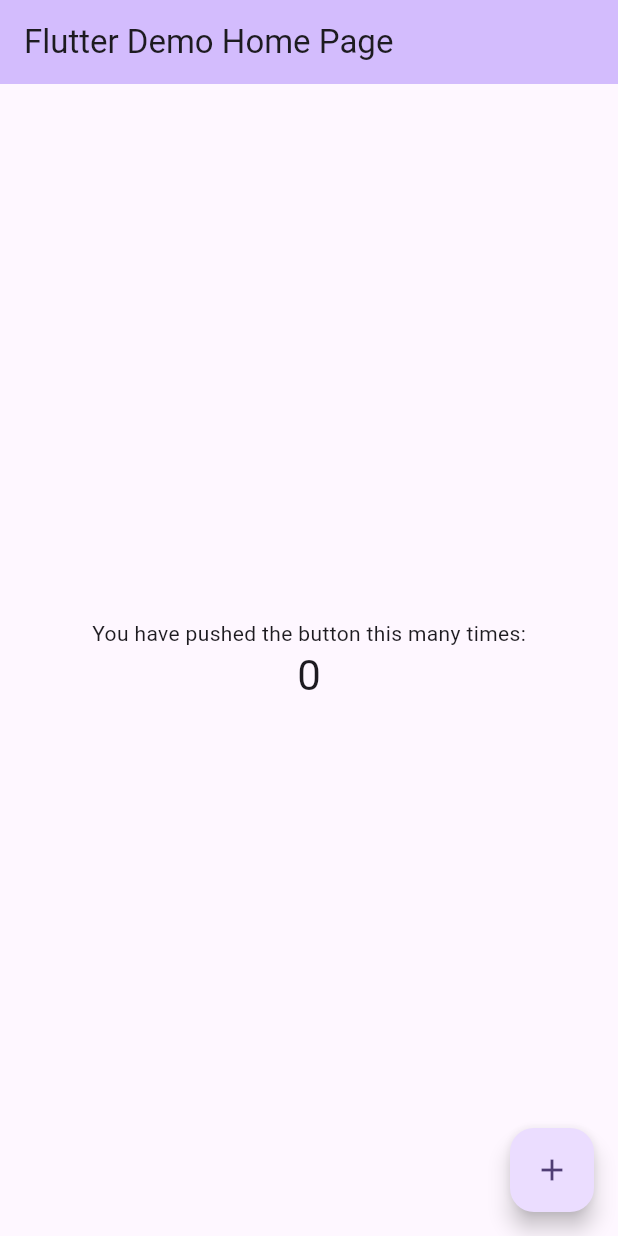
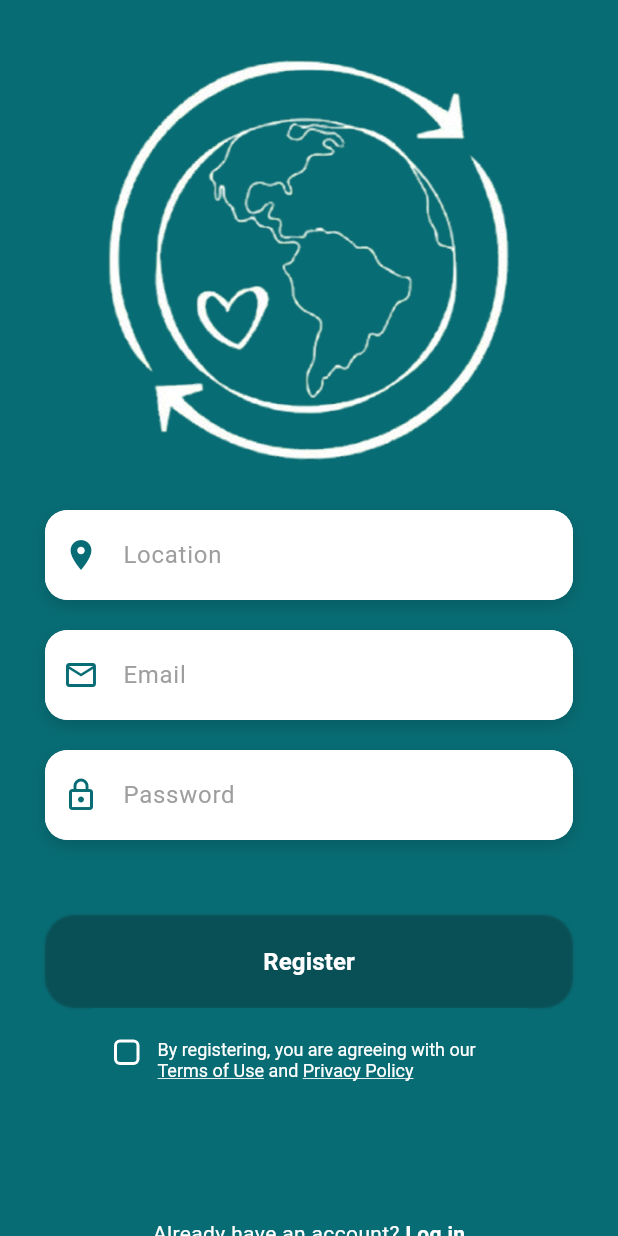
Before and after one commit to vouchheang/trash_squad, a Flutter app: the screen it shows after launch, on a phone screen of 412 x 824 dp. Run offline on Flutter 3.47's test engine with Material 3 defaults, Android fonts, the light colour scheme and no system bars; project files that could hold a hidden picture were left out.

Commit message:
register screen

```diff
--- /dev/null
+++ b/lib/components/form.dart
@@ -0,0 +1,47 @@
+import 'package:flutter/material.dart';
+
+class FormregisterWithShadow extends StatelessWidget {
+  final String hintText;
+  final Icon iconPath;
+
+  const FormregisterWithShadow({
+    super.key,
+    required this.hintText,
+    required this.iconPath,
+  });
+
+  @override
+  Widget build(BuildContext context) {
+    return Container(
+      margin: const EdgeInsets.symmetric(horizontal: 30),
+      decoration: BoxDecoration(
+        color: Colors.white,
+        borderRadius: BorderRadius.circular(15),
+        boxShadow: [
+          BoxShadow(
+            // ignore: deprecated_member_use
+            color: Colors.black.withOpacity(0.15),
+            spreadRadius: 0,
+            blurRadius: 8,
+            offset: const Offset(0, 4),
+          ),
+        ],
+      ),
+      child: TextField(
+        decoration: InputDecoration(
+          prefixIcon: iconPath,
+          prefixIconColor: const Color(0xFF086C74),
+          hintText: hintText,
+          hintStyle: const TextStyle(color: Color(0xFF9E9E9E)),
+          border: OutlineInputBorder(
+            borderRadius: BorderRadius.circular(15),
+            borderSide: BorderSide.none,
+          ),
+          filled: true,
+          fillColor: Colors.white,
+          contentPadding: const EdgeInsets.symmetric(vertical: 18),
+        ),
+      ),
+    );
+  }
+}
--- a/lib/main.dart
+++ b/lib/main.dart
@@ -1,4 +1,5 @@
 import 'package:flutter/material.dart';
+import 'package:trash_squad/screens/register.dart';
 
 void main() {
   runApp(const MyApp());
@@ -7,116 +8,12 @@ void main() {
 class MyApp extends StatelessWidget {
   const MyApp({super.key});
 
-  // This widget is the root of your application.
   @override
   Widget build(BuildContext context) {
     return MaterialApp(
       title: 'Flutter Demo',
-      theme: ThemeData(
-        // This is the theme of your application.
-        //
-        // TRY THIS: Try running your application with "flutter run". You'll see
-        // the application has a purple toolbar. Then, without quitting the app,
-        // try changing the seedColor in the colorScheme below to Colors.green
-        // and then invoke "hot reload" (save your changes or press the "hot
-        // reload" button in a Flutter-supported IDE, or press "r" if you used
-        // the command line to start the app).
-        //
-        // Notice that the counter didn't reset back to zero; the application
-        // state is not lost during the reload. To reset the state, use hot
-        // restart instead.
-        //
-        // This works for code too, not just values: Most code changes can be
-        // tested with just a hot reload.
-        colorScheme: ColorScheme.fromSeed(seedColor: Colors.deepPurple),
-      ),
-      home: const MyHomePage(title: 'Flutter Demo Home Page'),
+      debugShowCheckedModeBanner: false,
+      home: const Register(),
     );
   }
 }
-
-class MyHomePage extends StatefulWidget {
-  const MyHomePage({super.key, required this.title});
-
-  // This widget is the home page of your application. It is stateful, meaning
-  // that it has a State object (defined below) that contains fields that affect
-  // how it looks.
-
-  // This class is the configuration for the state. It holds the values (in this
-  // case the title) provided by the parent (in this case the App widget) and
-  // used by the build method of the State. Fields in a Widget subclass are
-  // always marked "final".
-
-  final String title;
-
-  @override
-  State<MyHomePage> createState() => _MyHomePageState();
-}
-
-class _MyHomePageState extends State<MyHomePage> {
-  int _counter = 0;
-
-  void _incrementCounter() {
-    setState(() {
-      // This call to setState tells the Flutter framework that something has
-      // changed in this State, which causes it to rerun the build method below
-      // so that the display can reflect the updated values. If we changed
-      // _counter without calling setState(), then the build method would not be
-      // called again, and so nothing would appear to happen.
-      _counter++;
-    });
-  }
-
-  @override
-  Widget build(BuildContext context) {
-    // This method is rerun every time setState is called, for instance as done
-    // by the _incrementCounter method above.
-    //
-    // The Flutter framework has been optimized to make rerunning build methods
-    // fast, so that you can just rebuild anything that needs updating rather
-    // than having to individually change instances of widgets.
-    return Scaffold(
-      appBar: AppBar(
-        // TRY THIS: Try changing the color here to a specific color (to
-        // Colors.amber, perhaps?) and trigger a hot reload to see the AppBar
-        // change color while the other colors stay the same.
-        backgroundColor: Theme.of(context).colorScheme.inversePrimary,
-        // Here we take the value from the MyHomePage object that was created by
-        // the App.build method, and use it to set our appbar title.
-        title: Text(widget.title),
-      ),
-      body: Center(
-        // Center is a layout widget. It takes a single child and positions it
-        // in the middle of the parent.
-        child: Column(
-          // Column is also a layout widget. It takes a list of children and
-          // arranges them vertically. By default, it sizes itself to fit its
-          // children horizontally, and tries to be as tall as its parent.
-          //
-          // Column has various properties to control how it sizes itself and
-          // how it positions its children. Here we use mainAxisAlignment to
-          // center the children vertically; the main axis here is the vertical
-          // axis because Columns are vertical (the cross axis would be
-          // horizontal).
-          //
-          // TRY THIS: Invoke "debug painting" (choose the "Toggle Debug Paint"
-          // action in the IDE, or press "p" in the console), to see the
-          // wireframe for each widget.
-          mainAxisAlignment: MainAxisAlignment.center,
-          children: <Widget>[
-            const Text('You have pushed the button this many times:'),
-            Text(
-              '$_counter',
-              style: Theme.of(context).textTheme.headlineMedium,
-            ),
-          ],
-        ),
-      ),
-      floatingActionButton: FloatingActionButton(
-        onPressed: _incrementCounter,
-        tooltip: 'Increment',
-        child: const Icon(Icons.add),
-      ), // This trailing comma makes auto-formatting nicer for build methods.
-    );
-  }
-}
--- /dev/null
+++ b/lib/screens/register.dart
@@ -0,0 +1,200 @@
+import 'package:flutter/foundation.dart';
+import 'package:flutter/gestures.dart';
+import 'package:flutter/material.dart';
+import 'package:trash_squad/components/form.dart';
+
+class Register extends StatefulWidget {
+  const Register({super.key});
+
+  @override
+  // ignore: library_private_types_in_public_api
+  _RegisterState createState() => _RegisterState();
+}
+
+class _RegisterState extends State<Register> {
+  bool _agreeToTerms = false;
+
+  @override
+  Widget build(BuildContext context) {
+    return Scaffold(
+      backgroundColor: const Color(0xFF086C74),
+      body: Column(
+        children: [
+          const SizedBox(height: 20),
+          Image.asset(
+            'assets/images/splash.png',
+            width: double.infinity,
+            height: 300,
+            fit: BoxFit.contain,
+          ),
+          const SizedBox(height: 20),
+          SizedBox(
+            width: 430,
+            child: Column(
+              children: const [
+                FormregisterWithShadow(
+                  hintText: "Location",
+                  iconPath: Icon(Icons.location_on),
+                ),
+                SizedBox(height: 20),
+                FormregisterWithShadow(
+                  hintText: "Email",
+                  iconPath: Icon(Icons.email_outlined),
+                ),
+                SizedBox(height: 20),
+                FormregisterWithShadow(
+                  hintText: "Password",
+                  iconPath: Icon(Icons.lock_outlined),
+                ),
+              ],
+            ),
+          ),
+          const SizedBox(height: 50),
+          Container(
+            margin: const EdgeInsets.symmetric(horizontal: 30),
+            decoration: BoxDecoration(
+              borderRadius: BorderRadius.circular(20),
+              boxShadow: [
+                BoxShadow(
+                  color: Colors.black.withValues(alpha: 0.2),
+                  blurRadius: 1,
+                ),
+              ],
+            ),
+            child: ElevatedButton(
+              onPressed: _agreeToTerms ? () {} : null, // Disable if unchecked
+              style: ElevatedButton.styleFrom(
+                backgroundColor: const Color(0xFF5BB59B),
+                foregroundColor: Colors.white,
+                minimumSize: const Size(380, 62),
+                shape: RoundedRectangleBorder(
+                  borderRadius: BorderRadius.circular(20),
+                ),
+              ).copyWith(
+                foregroundColor: WidgetStateProperty.all(Colors.white),
+              ),
+              child: const Text(
+                "Register",
+                style: TextStyle(fontSize: 16, fontWeight: FontWeight.bold),
+              ),
+            ),
+          ),
+
+          Container(
+            margin: const EdgeInsets.symmetric(horizontal: 55),
+            padding: const EdgeInsets.symmetric(vertical: 20, horizontal: 20),
+            decoration: BoxDecoration(
+              color: const Color(0xFF086C74),
+              border: Border.all(color: const Color(0xFF086C74)),
+              borderRadius: BorderRadius.circular(8),
+            ),
+            child: Row(
+              crossAxisAlignment: CrossAxisAlignment.start,
+              children: [
+                GestureDetector(
+  onTap: () {
+    setState(() {
+      _agreeToTerms = !_agreeToTerms;
+    });
+  },
+  child: Container(
+    width: 17,  // Increased container size
+    height: 17, // Increased container size
+    decoration: BoxDecoration(
+      color: _agreeToTerms ? Colors.teal : Colors.transparent,
+      border: Border.all(color: Colors.white, width: 2),
+      borderRadius: BorderRadius.circular(4),
+    ),
+    child: _agreeToTerms
+      ? const Center(
+          child: Icon(
+            Icons.check,
+            size: 10,
+            color: Colors.white,
+          ),
+        )
+      : null,
+  ),
+),
+                const SizedBox(width: 12),
+                // Terms text
+                Expanded(
+                  child: RichText(
+                    text: TextSpan(
+                      style: const TextStyle(color: Colors.white, fontSize: 12),
+                      children: [
+                        const TextSpan(
+                          text: 'By registering, you are agreeing with our ',
+                        ),
+                        TextSpan(
+                          text: 'Terms of Use',
+                          style: const TextStyle(
+                            color: Colors.white,
+                            decoration: TextDecoration.underline,
+                          ),
+                          recognizer:
+                              TapGestureRecognizer()
+                                ..onTap = () {
+                                  if (kDebugMode) {
+                                    print('Terms of Use Clicked');
+                                  }
+                                },
+                        ),
+                        const TextSpan(text: ' and '),
+                        TextSpan(
+                          text: 'Privacy Policy',
+                          style: const TextStyle(
+                            color: Colors.white,
+                            decoration: TextDecoration.underline,
+                          ),
+                          recognizer:
+                              TapGestureRecognizer()
+                                ..onTap = () {
+                                  if (kDebugMode) {
+                                    print('Privacy Policy Clicked');
+                                  }
+                                },
+                        ),
+                      ],
+                    ),
+                  ),
+                ),
+              ],
+            ),
+          ),
+          const SizedBox(height: 70),
+
+          // Login link
+          Padding(
+            padding: const EdgeInsets.symmetric(horizontal: 30),
+            child: Row(
+              mainAxisAlignment: MainAxisAlignment.center,
+              children: [
+                const Text(
+                  "Already have an account? ",
+                  style: TextStyle(color: Colors.white),
+                ),
+                GestureDetector(
+                  onTap: () {
+                    // Navigate to login page
+                    if (kDebugMode) {
+                      print('Navigate to login');
+                    }
+                  },
+                  child: const Text(
+                    "Log in",
+                    style: TextStyle(
+                      color: Colors.white,
+                      fontWeight: FontWeight.bold,
+                      decoration: TextDecoration.underline,
+                    ),
+                  ),
+                ),
+              ],
+            ),
+          ),
+        ],
+      ),
+    );
+  }
+}
```
Also changed, not shown: pubspec.yaml (+5 -5 lines), assets/icons/email.png (added), assets/icons/image.png (added), assets/icons/io.png (added), assets/icons/location.png (added), assets/icons/location.svg (added), assets/icons/password.png (added), assets/images/splash.png (added), pubspec.lock.
